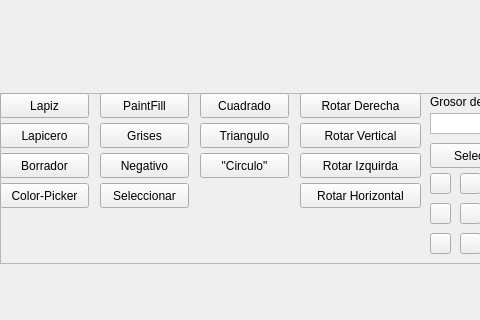
Old version of the form Interfaz/mainwindow.ui in the repository dylangf16/Proyecto-02-CE-2103; both pictures show x 0 to 480 and y 437 to 757 of the 1072 by 757 pixel window.
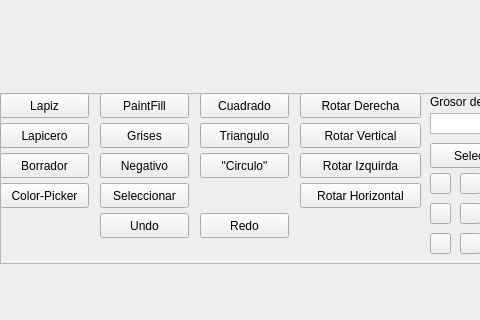
New version of the form.

Commit message: undo, redo y limpieza de codigo

Patch:
```diff
--- a/Interfaz/mainwindow.ui
+++ b/Interfaz/mainwindow.ui
@@ -568,6 +568,32 @@
        <string/>
       </property>
      </widget>
+     <widget class="QPushButton" name="Undo">
+      <property name="geometry">
+       <rect>
+        <x>100</x>
+        <y>120</y>
+        <width>89</width>
+        <height>25</height>
+       </rect>
+      </property>
+      <property name="text">
+       <string>Undo</string>
+      </property>
+     </widget>
+     <widget class="QPushButton" name="Redo">
+      <property name="geometry">
+       <rect>
+        <x>200</x>
+        <y>120</y>
+        <width>89</width>
+        <height>25</height>
+       </rect>
+      </property>
+      <property name="text">
+       <string>Redo</string>
+      </property>
+     </widget>
     </widget>
    </widget>
   </widget>
```
The commit also changes 22 other files.
